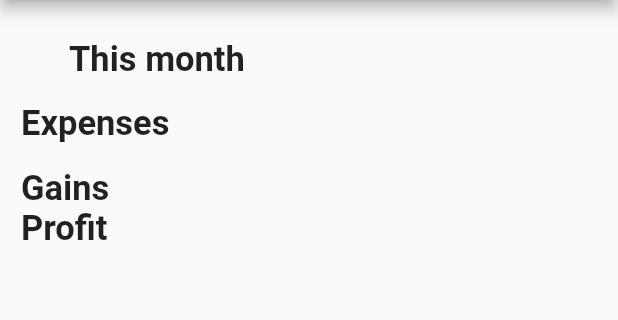
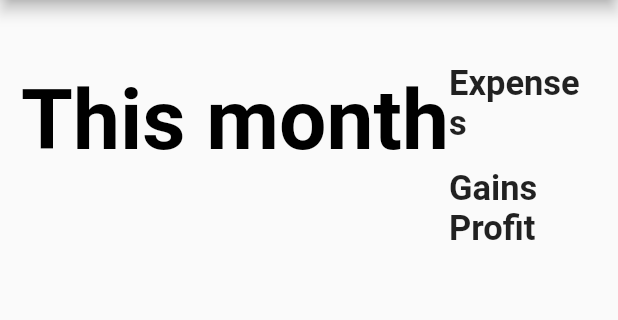
Before and after one commit to lucianovianna/expense-tracker-app, a Flutter app: the screen it shows after launch, on a phone screen of 412 x 824 dp, the part 84-404 px from its top. Run offline on Flutter 3.47's test engine with Material 2 defaults, Android fonts, the phone set to English and light mode, and no system bars.

Commit message:
Working on layout

```diff
--- a/lib/main.dart
+++ b/lib/main.dart
@@ -11,6 +11,11 @@ class App extends StatelessWidget {
         primarySwatch: Colors.grey,
         fontFamily: 'Roboto',
         textTheme: TextTheme(
+          title: TextStyle(
+            fontSize: 56.0,
+            fontWeight: FontWeight.w700,
+            color: Colors.black,
+          ),
           display1: TextStyle(
             fontSize: 23.0,
             fontWeight: FontWeight.w700,
@@ -42,22 +47,24 @@ class DglSection extends StatelessWidget {
   @override
   Widget build(BuildContext context) {
     var display1 = Theme.of(context).textTheme.display1;
+    var title = Theme.of(context).textTheme.title;
 
     return Container(
       padding: const EdgeInsets.symmetric(vertical: 26, horizontal: 14),
       child: Row(
         children: [
+          Container(
+              padding: const EdgeInsets.only(bottom: 32),
+              child: Center(
+                child: Text(
+                  "This month",
+                  style: title,
+                ),
+              )),
           Expanded(
             child: Column(
               crossAxisAlignment: CrossAxisAlignment.start,
               children: [
-                Container(
-                  padding: const EdgeInsets.only(left: 32),
-                  child: Text(
-                    "This month",
-                    style: display1,
-                  ),
-                ),
                 Container(
                   padding: const EdgeInsets.symmetric(vertical: 16),
                   child: Text(
```
